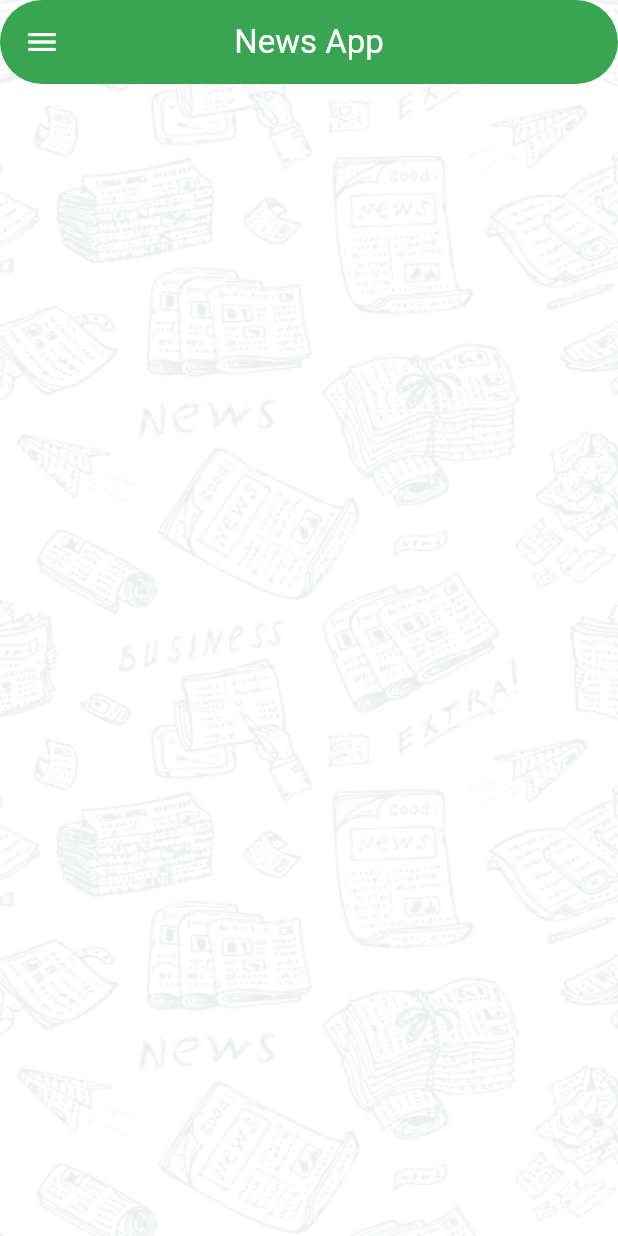
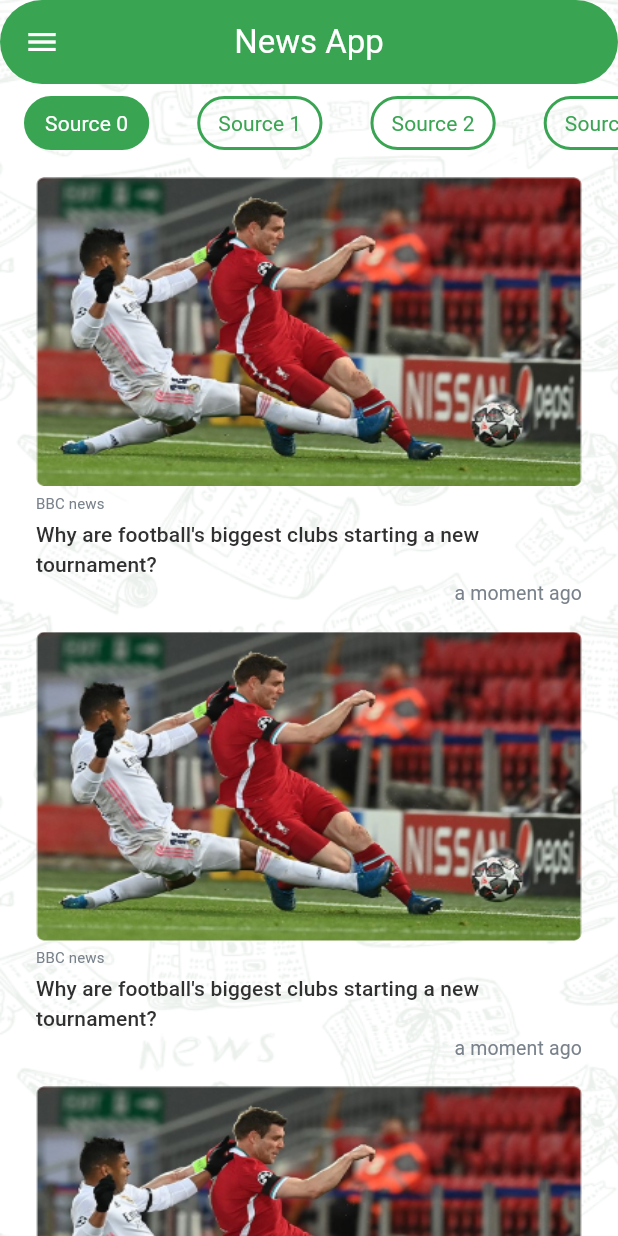
Before and after one commit to omar-route-c11/news-sat-tues, a Flutter app: the screen it shows after launch, after a tap on "Sports", on a phone screen of 412 x 824 dp. Run offline on Flutter 3.47's test engine with Material 3 defaults, Android fonts, the phone set to English and light mode, and no system bars; our stand-ins replace timeago.

Commit message:
Implement category details UI

```diff
--- a/lib/app_theme.dart
+++ b/lib/app_theme.dart
@@ -3,6 +3,7 @@ import 'package:flutter/material.dart';
 class AppTheme {
   static const Color primary = Color(0xFF39A552);
   static const Color navy = Color(0xFF4F5A69);
+  static const Color grey = Color(0xFF79828B);
   static const Color black = Color(0xFF303030);
   static const Color white = Color(0xFFFFFFFF);
 
@@ -28,8 +29,13 @@ class AppTheme {
     textTheme: const TextTheme(
       titleLarge: TextStyle(
         fontSize: 22,
+        fontWeight: FontWeight.bold,
         color: white,
-        fontWeight: FontWeight.bold,
+      ),
+      titleSmall: TextStyle(
+        fontSize: 14,
+        fontWeight: FontWeight.w400,
+        color: black,
       ),
     ),
   );
--- a/lib/category/category_details.dart
+++ b/lib/category/category_details.dart
@@ -1,6 +1,8 @@
 import 'package:flutter/material.dart';
+import 'package:news/news/news_item.dart';
+import 'package:news/tabs/tab_item.dart';
 
-class CategoryDetails extends StatelessWidget {
+class CategoryDetails extends StatefulWidget {
   const CategoryDetails(
     this.categoryId, {
     super.key,
@@ -9,7 +11,42 @@ class CategoryDetails extends StatelessWidget {
   final String categoryId;
 
   @override
+  State<CategoryDetails> createState() => _CategoryDetailsState();
+}
+
+class _CategoryDetailsState extends State<CategoryDetails> {
+  int selectedTabIndex = 0;
+  final sources = List.generate(10, (index) => 'Source $index');
+
+  @override
   Widget build(BuildContext context) {
-    return Container();
+    return Column(
+      children: [
+        DefaultTabController(
+          length: sources.length,
+          child: TabBar(
+            isScrollable: true,
+            indicatorColor: Colors.transparent,
+            dividerColor: Colors.transparent,
+            tabAlignment: TabAlignment.start,
+            onTap: (index) => setState(() => selectedTabIndex = index),
+            tabs: sources
+                .map(
+                  (source) => TabItem(
+                    source: source,
+                    isSelected: sources.indexOf(source) == selectedTabIndex,
+                  ),
+                )
+                .toList(),
+          ),
+        ),
+        Expanded(
+          child: ListView.builder(
+            itemBuilder: (_, index) => const NewsItem(),
+            itemCount: 10,
+          ),
+        ),
+      ],
+    );
   }
 }
--- /dev/null
+++ b/lib/news/news_item.dart
@@ -0,0 +1,53 @@
+import 'package:flutter/material.dart';
+import 'package:news/app_theme.dart';
+import 'package:timeago/timeago.dart' as timeago;
+
+class NewsItem extends StatelessWidget {
+  const NewsItem({super.key});
+
+  @override
+  Widget build(BuildContext context) {
+    final titleSmallStyle = Theme.of(context).textTheme.titleSmall;
+
+    return Padding(
+      padding: const EdgeInsets.symmetric(vertical: 8, horizontal: 24),
+      child: Column(
+        crossAxisAlignment: CrossAxisAlignment.start,
+        children: [
+          ClipRRect(
+            borderRadius: const BorderRadius.all(Radius.circular(5)),
+            child: Image.asset(
+              'assets/images/news.png',
+              height: MediaQuery.of(context).size.height * 0.25,
+              width: double.infinity,
+              fit: BoxFit.fill,
+            ),
+          ),
+          const SizedBox(height: 4),
+          Text(
+            'BBC news',
+            style: titleSmallStyle?.copyWith(
+              fontSize: 10,
+              color: AppTheme.grey,
+            ),
+          ),
+          const SizedBox(height: 4),
+          Text(
+            "Why are football's biggest clubs starting a new tournament?",
+            style: titleSmallStyle?.copyWith(fontWeight: FontWeight.w500),
+          ),
+          Align(
+            alignment: AlignmentDirectional.centerEnd,
+            child: Text(
+              timeago.format(DateTime.now()),
+              style: titleSmallStyle?.copyWith(
+                fontSize: 13,
+                color: AppTheme.grey,
+              ),
+            ),
+          ),
+        ],
+      ),
+    );
+  }
+}
--- /dev/null
+++ b/lib/tabs/tab_item.dart
@@ -0,0 +1,36 @@
+import 'package:flutter/material.dart';
+import 'package:news/app_theme.dart';
+
+class TabItem extends StatelessWidget {
+  const TabItem({
+    super.key,
+    required this.source,
+    required this.isSelected,
+  });
+
+  final String source;
+  final bool isSelected;
+
+  @override
+  Widget build(BuildContext context) {
+    return Container(
+      margin: const EdgeInsets.symmetric(vertical: 8),
+      padding: const EdgeInsets.symmetric(vertical: 6, horizontal: 12),
+      decoration: BoxDecoration(
+        color: isSelected ? AppTheme.primary : Colors.transparent,
+        borderRadius: const BorderRadius.all(Radius.circular(25)),
+        border: Border.all(
+          color: AppTheme.primary,
+          width: 2,
+        ),
+      ),
+      child: Text(
+        source,
+        style: Theme.of(context)
+            .textTheme
+            .titleSmall
+            ?.copyWith(color: isSelected ? AppTheme.white : AppTheme.primary),
+      ),
+    );
+  }
+}
--- a/pubspec.yaml
+++ b/pubspec.yaml
@@ -35,6 +35,7 @@ dependencies:
   # The following adds the Cupertino Icons font to your application.
   # Use with the CupertinoIcons class for iOS style icons.
   cupertino_icons: ^1.0.6
+  timeago: ^3.7.0
 
 dev_dependencies:
   flutter_test:
```
Also changed, not shown: assets/images/news.png (added), pubspec.lock.
